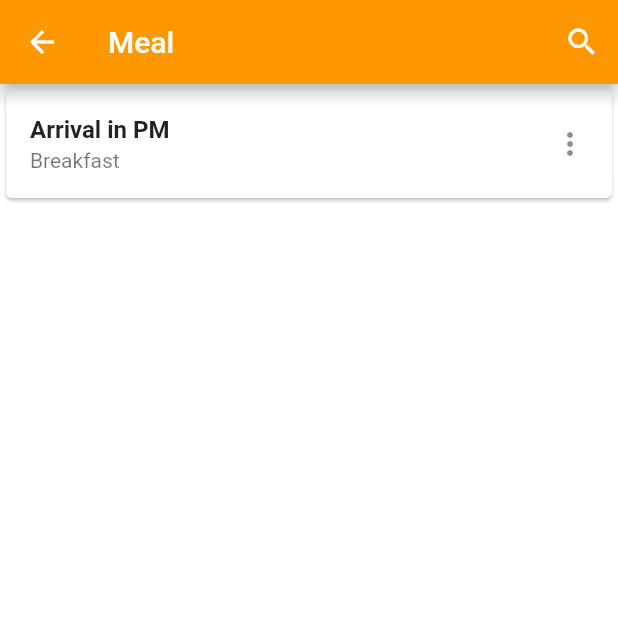
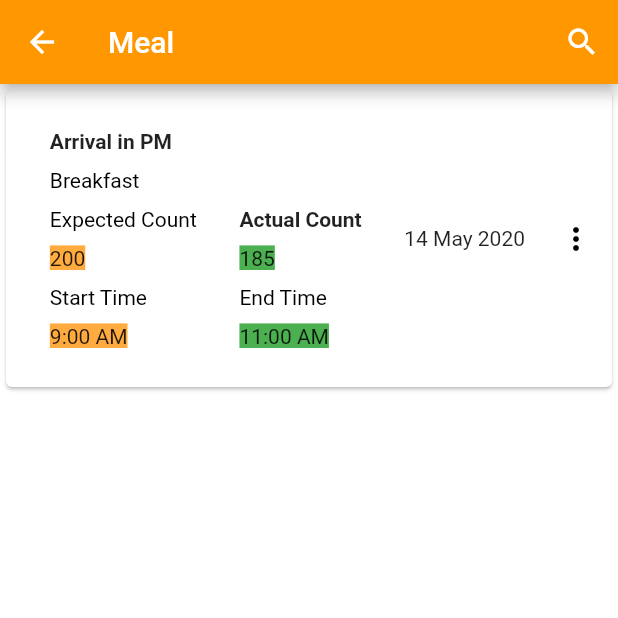
Before and after one commit to Mastersam07/Kitchen_Mgmt_System, a Flutter app: the MealScreen screen opened directly, on a phone screen of 412 x 824 dp, the top half of it. Run offline on Flutter 3.47's test engine with Material 2 defaults, Android fonts, the light colour scheme and no system bars; missing offline and left inert: search_widget.

Commit message:
meal screen

```diff
--- a/lib/ui/mealscreen.dart
+++ b/lib/ui/mealscreen.dart
@@ -22,13 +22,130 @@ class MealScreen extends StatelessWidget {
       ),
       body: ListView(
         children: <Widget>[
-          Card(
-            child: ListTile(
-              title: Text("Arrival in PM", style: TextStyle(fontWeight: FontWeight.bold),),
-              trailing: Icon(Icons.more_vert),
-              subtitle: Text("Breakfast"),
+          Container(
+            height: MediaQuery.of(context).size.height * 0.25,
+            width: MediaQuery.of(context).size.width,
+            child: Card(
+              child: Row(
+                mainAxisAlignment: MainAxisAlignment.spaceBetween,
+                crossAxisAlignment: CrossAxisAlignment.center,
+                children: <Widget>[
+                  Padding(padding: EdgeInsets.all(10.0)),
+                  Column(
+                    mainAxisAlignment: MainAxisAlignment.center,
+                    crossAxisAlignment: CrossAxisAlignment.start,
+                    children: <Widget>[
+                      Text(
+                        'Arrival in PM',
+                        style: TextStyle(fontWeight: FontWeight.bold),
+                      ),
+                      SizedBox(
+                        height: 10.0,
+                      ),
+                      Text(
+                        'Breakfast',
+                        style: TextStyle(color: Colors.black),
+                      ),
+                      SizedBox(
+                        height: 10.0,
+                      ),
+                      Text(
+                        'Expected Count',
+                        style: TextStyle(
+                          color: Colors.black,
+                        ),
+                      ),
+                      SizedBox(
+                        height: 10.0,
+                      ),
+                      Text('200', style: TextStyle(backgroundColor: Colors.orangeAccent),),
+                      SizedBox(
+                        height: 10.0,
+                      ),
+                      Text(
+                        'Start Time',
+                        style: TextStyle(
+                          color: Colors.black,
+                        ),
+                      ),
+                      SizedBox(
+                        height: 10.0,
+                      ),
+                      Text('9:00 AM', style: TextStyle(backgroundColor: Colors.orangeAccent),),
+                    ],
+                  ),
+                  SizedBox(
+                    width: 10.0,
+                  ),
+                  Column(
+                    mainAxisAlignment: MainAxisAlignment.center,
+                    crossAxisAlignment: CrossAxisAlignment.start,
+                    children: <Widget>[
+                      Text(''),
+                      SizedBox(
+                        height: 10.0,
+                      ),
+                      Text(''),
+                      SizedBox(
+                        height: 10.0,
+                      ),
+                      Text(
+                        'Actual Count',
+                        style: TextStyle(fontWeight: FontWeight.bold),
+                      ),
+                      SizedBox(
+                        height: 10.0,
+                      ),
+                      Text(
+                        '185',
+                        style: TextStyle(backgroundColor: Colors.green),
+                      ),
+                      SizedBox(
+                        height: 10.0,
+                      ),
+                      Text(
+                        'End Time',
+                        style: TextStyle(
+                          color: Colors.black,
+                        ),
+                      ),
+                      SizedBox(
+                        height: 10.0,
+                      ),
+                      Text(
+                        '11:00 AM',
+                        style: TextStyle(backgroundColor: Colors.green),
+                      ),
+                    ],
+                  ),
+                  SizedBox(
+                    width: 10.0,
+                  ),
+                  Row(
+                    mainAxisAlignment: MainAxisAlignment.end,
+                    children: <Widget>[
+                      Text(
+                        '14 May 2020',
+                      ),
+                      SizedBox(
+                        width: 10.0,
+                      ),
+                      IconButton(
+                      disabledColor: Colors.black,
+                      icon: Icon(Icons.more_vert),
+                      onPressed: null),
+                    ],
+                  ),
+                ],
+              ),
+//                  IconButton(
+//                      disabledColor: Colors.black,
+//                      icon: Icon(Icons.more_vert),
+//                      onPressed: null)
+//                ],
+//              ),
             ),
-          )
+          ),
         ],
       ),
     );
@@ -86,9 +203,9 @@ class MealSearch extends SearchDelegate<String> {
   @override
   Widget buildSuggestions(BuildContext context) {
     // show when someone searches for something
-    final suggestionlist = query.isEmpty
-        ? recentCities
-        : cities.where((p) => p.startsWith(query)).toList();
+//    final suggestionlist = query.isEmpty
+//        ? recentCities
+//        : cities.where((p) => p.startsWith(query)).toList();
     return Container();
 //    return ListView.builder(
 //      itemBuilder: (context, index) => ListTile(
```
